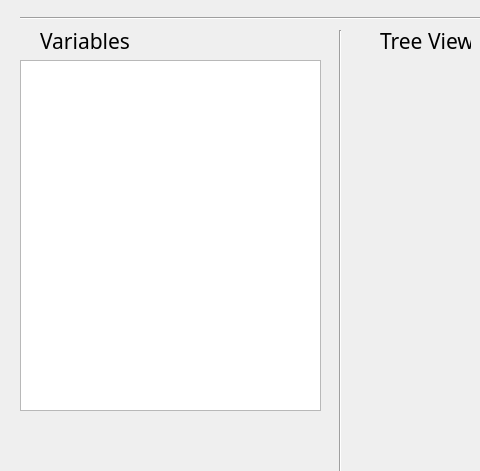
The window that app_ui.ui (lehduong/Backprop-Viz) describes before a commit, drawn with Qt 5; both pictures show x 0 to 480 and y 132 to 603 of the 1117 by 764 pixel window.
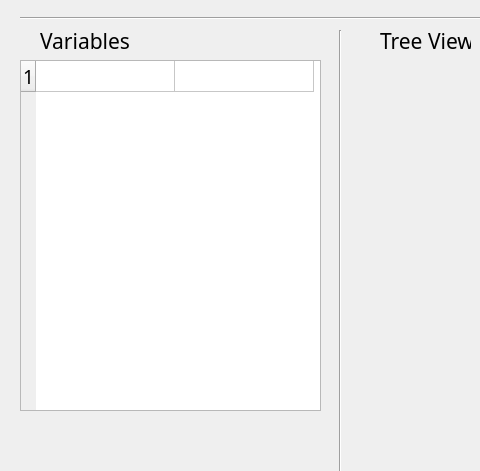
The same window after the commit.

Patch:
```diff
--- a/app_ui.ui
+++ b/app_ui.ui
@@ -156,6 +156,29 @@
       <height>351</height>
      </rect>
     </property>
+    <property name="font">
+     <font>
+      <pointsize>14</pointsize>
+     </font>
+    </property>
+    <property name="rowCount">
+     <number>1</number>
+    </property>
+    <property name="columnCount">
+     <number>2</number>
+    </property>
+    <attribute name="horizontalHeaderVisible">
+     <bool>false</bool>
+    </attribute>
+    <attribute name="horizontalHeaderDefaultSectionSize">
+     <number>139</number>
+    </attribute>
+    <attribute name="horizontalHeaderHighlightSections">
+     <bool>false</bool>
+    </attribute>
+    <row/>
+    <column/>
+    <column/>
    </widget>
   </widget>
   <widget class="QMenuBar" name="menubar">
```
